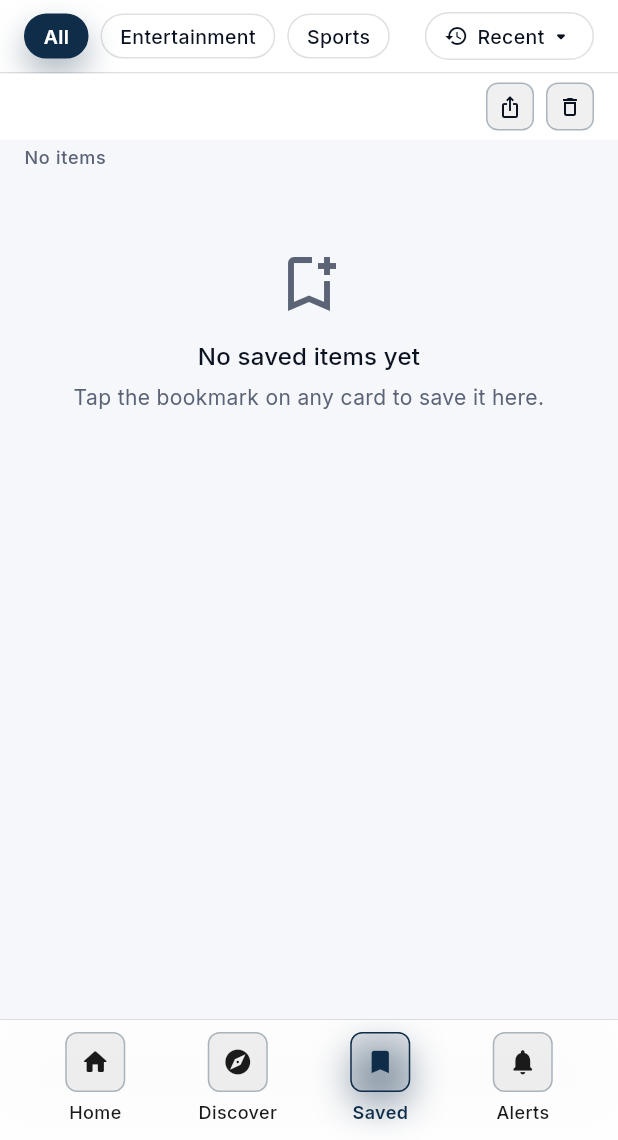
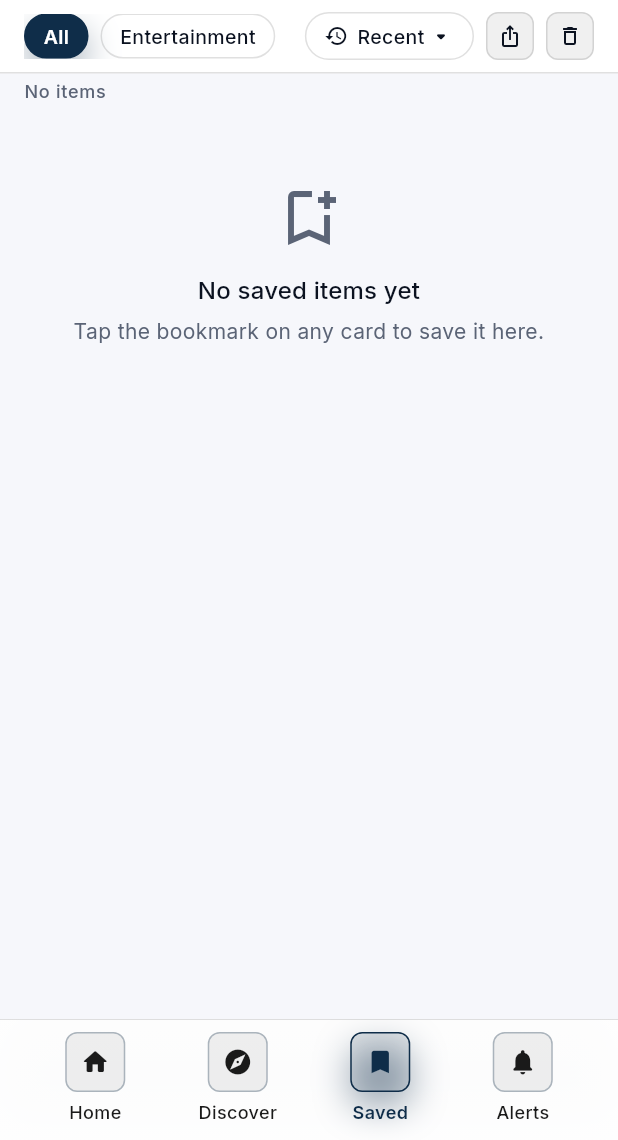
Before and after one commit to onlinecalculatorpro-astro/cinepulse, a Flutter app: the screen it shows after launch, item 3 of the bottom bar chosen, on a phone screen of 412 x 824 dp, the part 96-1236 px from its top. Run offline on Flutter 3.47's test engine with Material 3 defaults, Android fonts, the phone set to English and light mode, and no system bars; our stand-ins replace cached_network_image, chewie, connectivity_plus, firebase_core, firebase_messaging, flutter_local_notifications and 5 more; accounts and stored records are empty; network calls fail; statements that could not run were skipped.

Commit message:
Update saved_screen.dart

```diff
--- a/lib/features/saved/saved_screen.dart
+++ b/lib/features/saved/saved_screen.dart
@@ -6,8 +6,7 @@
 // WIDE (≥768px):    [Home] [Search] [Alerts] [Discover] [Refresh] [Menu]
 // COMPACT (<768px): [Search] [Refresh] [Menu]
 // Search toggles an inline bar INSIDE Saved (Row 3).
-// Row 2  = shared AppToolbar (chips + sort pill; theme-safe colors)
-// Row 2b = Saved-only actions (Export / Clear)
+// Row 2  = shared AppToolbar (chips + Sort pill + actions: Export / Clear)
 // Row 2.5 = "N items" (for current chip + search result)
 // Body   = grid of StoryCard.
 // ----------------------------------------------------------------------
@@ -23,7 +22,7 @@ import 'package:share_plus/share_plus.dart';
 import '../../core/cache.dart';            // SavedStore, SavedSort, FeedCache
 import '../../core/models.dart';
 import '../../theme/theme_colors.dart';    // primaryTextColor, neutralPillBg, outlineHairline
-import '../../widgets/app_toolbar.dart';   // ✅ shared toolbar row
+import '../../widgets/app_toolbar.dart';   // AppToolbar, AppToolbarAction
 import '../../widgets/search_bar.dart';    // SearchBarInput
 import '../story/story_card.dart';
 
@@ -352,7 +351,7 @@ class _SavedScreenState extends State<SavedScreen> {
           body: Column(
             crossAxisAlignment: CrossAxisAlignment.start,
             children: [
-              // Row 2: ✅ shared toolbar (chips + sort pill with neutral text)
+              // Row 2: ✅ shared toolbar (chips + Sort + actions on the SAME row)
               AppToolbar(
                 tabs: _tabs,
                 activeIndex: _activeCatIndex,
@@ -361,28 +360,18 @@ class _SavedScreenState extends State<SavedScreen> {
                 sortLabel: (_sort == SavedSort.recent) ? 'Recent' : 'Title',
                 sortIcon: (_sort == SavedSort.recent) ? Icons.history : Icons.sort_by_alpha,
                 onSortTap: () => _showSortSheet(context),
-              ),
-
-              // Row 2b: Saved-only actions (right-aligned; same surface bg, no extra border)
-              Container(
-                color: cs.surface,
-                padding: const EdgeInsets.fromLTRB(16, 6, 16, 6),
-                child: Row(
-                  children: [
-                    const Spacer(),
-                    _HeaderIconButton(
+                actions: [
+                  AppToolbarAction(
                     icon: Icons.ios_share,
                     tooltip: 'Export saved',
                     onTap: () => _export(context),
                   ),
-                    const SizedBox(width: 8),
-                    _HeaderIconButton(
+                  AppToolbarAction(
                     icon: Icons.delete_outline,
                     tooltip: 'Clear all',
                     onTap: () => _clearAll(context),
                   ),
                 ],
-                ),
               ),
 
               // Row 2.5: count (for current chip/search result)
@@ -426,7 +415,6 @@ class _SavedScreenState extends State<SavedScreen> {
                     final bottomPad = 28.0 + bottomSafe;
 
                     if (filtered.isEmpty) {
-                      // Empty because nothing saved OR no match.
                       final isSearching = _query.text.trim().isNotEmpty || _activeCatIndex != 0;
                       return ListView(
                         padding: EdgeInsets.fromLTRB(horizontalPad, 24, horizontalPad, bottomPad),
```
Lines whose indentation alone changed are shown as unchanged.
